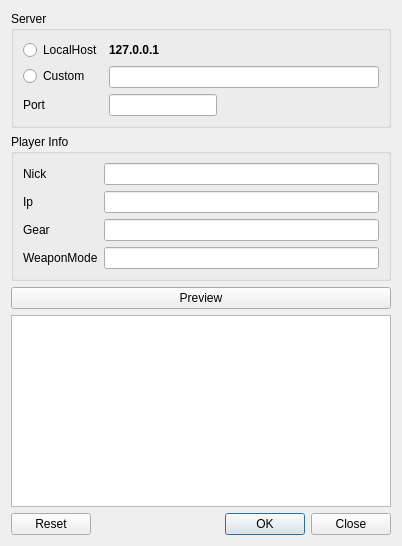
nwoki/agatha-server, file testapp/dialog.ui: the form before one commit.
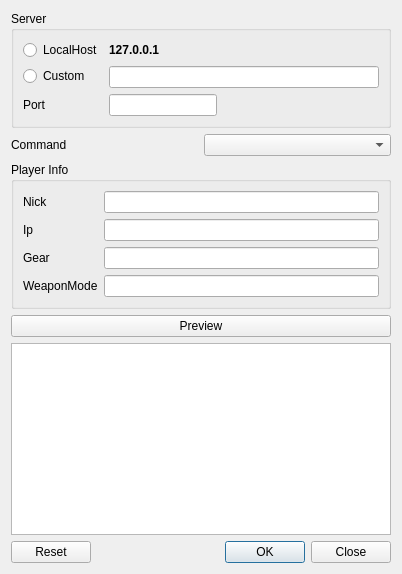
The form after the commit.

Commit message: add commands to execute

```diff
--- a/testapp/dialog.ui
+++ b/testapp/dialog.ui
@@ -7,7 +7,7 @@
     <x>0</x>
     <y>0</y>
     <width>402</width>
-    <height>486</height>
+    <height>538</height>
    </rect>
   </property>
   <property name="windowTitle">
@@ -79,12 +79,29 @@
      </layout>
     </widget>
    </item>
+   <item>
+    <layout class="QHBoxLayout" name="horizontalLayout_4">
+     <item>
+      <widget class="QLabel" name="label">
+       <property name="text">
+        <string>Command</string>
+       </property>
+      </widget>
+     </item>
+     <item>
+      <widget class="QComboBox" name="commandCombo"/>
+     </item>
+    </layout>
+   </item>
    <item>
     <widget class="QGroupBox" name="groupBox_2">
      <property name="title">
       <string>Player Info</string>
      </property>
      <layout class="QFormLayout" name="formLayout">
+      <property name="fieldGrowthPolicy">
+       <enum>QFormLayout::ExpandingFieldsGrow</enum>
+      </property>
       <item row="0" column="0">
        <widget class="QLabel" name="label_3">
         <property name="text">
```
The commit also changes 1 other file.
